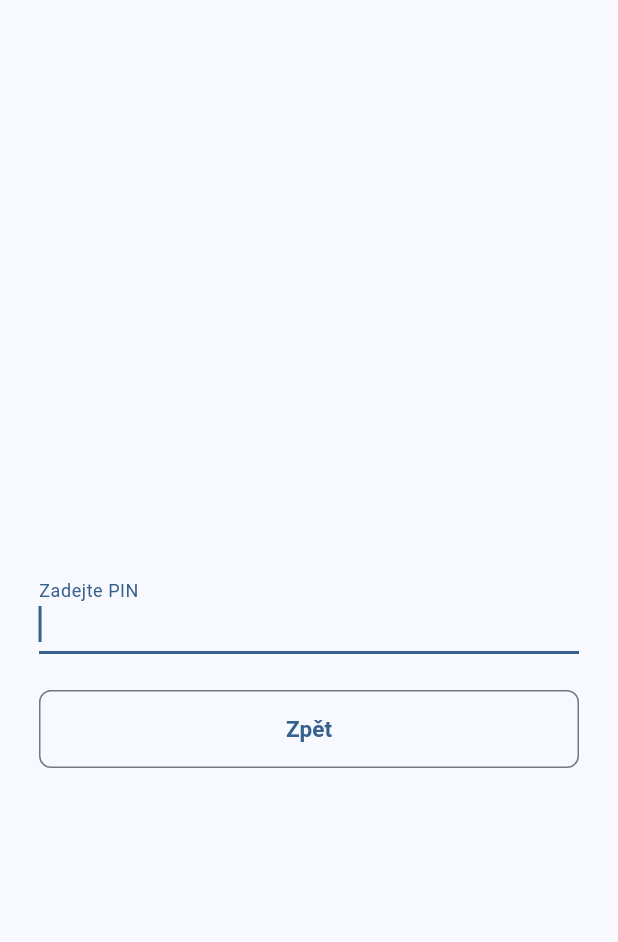
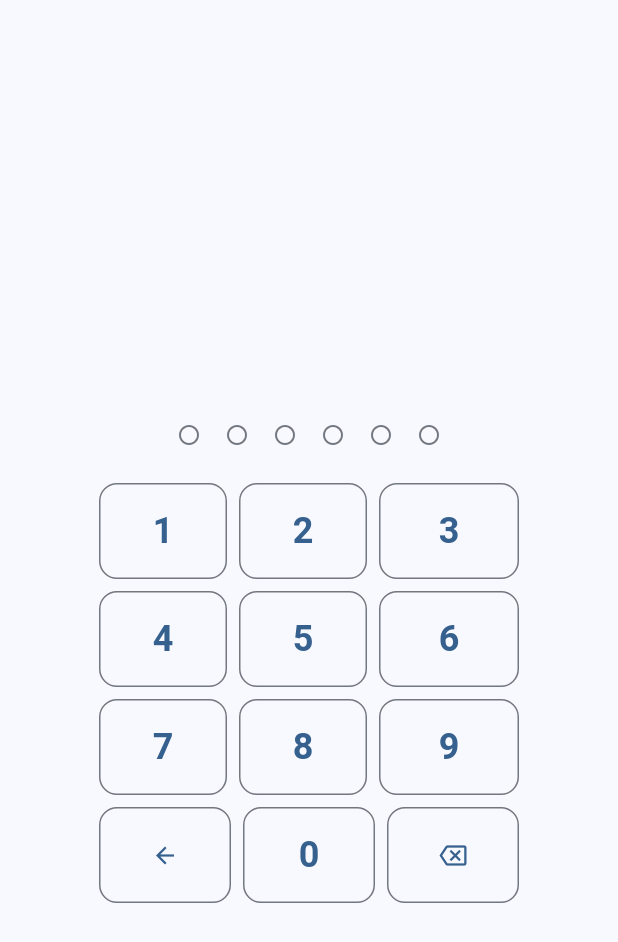
Before and after one commit to Tomakas/deskpos, a Flutter app: the ScreenLogin screen opened by its route, on a phone screen of 412 x 824 dp. Shown: the top 942 px of the screen. Run offline on Flutter 3.47's test engine with Material 3 defaults, Android fonts, the phone set to English and light mode, and no system bars; our stand-ins replace drift, flutter_riverpod, freezed_annotation, go_router; accounts and stored records are empty; generated files the repository leaves out were written again.

Commit message:
feat: add touch numpad with PIN dots to login screen

```diff
--- a/lib/features/auth/screens/screen_login.dart
+++ b/lib/features/auth/screens/screen_login.dart
@@ -1,7 +1,6 @@
 import 'dart:async';
 
 import 'package:flutter/material.dart';
-import 'package:flutter/services.dart';
 import 'package:flutter_riverpod/flutter_riverpod.dart';
 import 'package:go_router/go_router.dart';
 
@@ -104,7 +103,21 @@ class _ScreenLoginState extends ConsumerState<ScreenLogin> {
     );
   }
 
+  void _numpadTap(String digit) {
+    if (_pinCtrl.text.length >= 6 || _lockSeconds != null) return;
+    _pinCtrl.text += digit;
+    _onPinChanged();
+  }
+
+  void _numpadBackspace() {
+    if (_pinCtrl.text.isEmpty) return;
+    _pinCtrl.text = _pinCtrl.text.substring(0, _pinCtrl.text.length - 1);
+    setState(() => _error = null);
+  }
+
   Widget _buildPinEntry(dynamic l) {
+    final pinLength = _pinCtrl.text.length;
+
     return Column(
       mainAxisSize: MainAxisSize.min,
       children: [
@@ -112,39 +125,99 @@ class _ScreenLoginState extends ConsumerState<ScreenLogin> {
           _selectedUser!.fullName,
           style: Theme.of(context).textTheme.headlineMedium,
         ),
-        const SizedBox(height: 32),
-        TextField(
-          controller: _pinCtrl,
-          decoration: InputDecoration(
-            labelText: l.loginPinLabel,
-            errorText: _lockSeconds != null
-                ? l.loginLockedOut(_lockSeconds!)
-                : _error,
+        const SizedBox(height: 24),
+        // PIN dots
+        Row(
+          mainAxisAlignment: MainAxisAlignment.center,
+          children: List.generate(6, (i) => Padding(
+            padding: const EdgeInsets.symmetric(horizontal: 8),
+            child: Icon(
+              i < pinLength ? Icons.circle : Icons.circle_outlined,
+              size: 16,
+              color: i < pinLength
+                  ? Theme.of(context).colorScheme.primary
+                  : Theme.of(context).colorScheme.outline,
+            ),
+          )),
+        ),
+        const SizedBox(height: 8),
+        // Error / lockout text
+        if (_lockSeconds != null)
+          Text(
+            l.loginLockedOut(_lockSeconds!),
+            style: TextStyle(color: Theme.of(context).colorScheme.error, fontSize: 13),
+          )
+        else if (_error != null)
+          Text(
+            _error!,
+            style: TextStyle(color: Theme.of(context).colorScheme.error, fontSize: 13),
           ),
-          obscureText: true,
-          keyboardType: TextInputType.number,
-          inputFormatters: [
-            FilteringTextInputFormatter.digitsOnly,
-            LengthLimitingTextInputFormatter(6),
-          ],
-          enabled: _lockSeconds == null,
-          onChanged: (_) => _onPinChanged(),
-          autofocus: true,
-        ),
-        const SizedBox(height: 24),
+        const SizedBox(height: 16),
+        // Numpad
         SizedBox(
-          width: double.infinity,
-          height: 52,
-          child: OutlinedButton(
-            onPressed: () => setState(() {
-              _selectedUser = null;
-              _error = null;
-              _pinCtrl.clear();
-            }),
-            child: Text(l.wizardBack),
+          width: 280,
+          child: Column(
+            children: [
+              _numpadRow(['1', '2', '3']),
+              const SizedBox(height: 8),
+              _numpadRow(['4', '5', '6']),
+              const SizedBox(height: 8),
+              _numpadRow(['7', '8', '9']),
+              const SizedBox(height: 8),
+              Row(
+                children: [
+                  _numpadButton(
+                    child: const Icon(Icons.arrow_back),
+                    onTap: () => setState(() {
+                      _selectedUser = null;
+                      _error = null;
+                      _pinCtrl.clear();
+                    }),
+                  ),
+                  const SizedBox(width: 8),
+                  _numpadButton(child: const Text('0', style: TextStyle(fontSize: 24)), onTap: () => _numpadTap('0')),
+                  const SizedBox(width: 8),
+                  _numpadButton(
+                    child: const Icon(Icons.backspace_outlined),
+                    onTap: _numpadBackspace,
+                  ),
+                ],
+              ),
+            ],
           ),
         ),
       ],
+    );
+  }
+
+  Widget _numpadRow(List<String> digits) {
+    return Row(
+      children: digits.asMap().entries.map((e) {
+        final widget = _numpadButton(
+          child: Text(e.value, style: const TextStyle(fontSize: 24)),
+          onTap: () => _numpadTap(e.value),
+        );
+        if (e.key < digits.length - 1) {
+          return Expanded(child: Padding(padding: const EdgeInsets.only(right: 8), child: widget));
+        }
+        return Expanded(child: widget);
+      }).toList(),
+    );
+  }
+
+  Widget _numpadButton({required Widget child, required VoidCallback onTap}) {
+    return Expanded(
+      child: SizedBox(
+        height: 64,
+        child: OutlinedButton(
+          onPressed: _lockSeconds != null ? null : onTap,
+          style: OutlinedButton.styleFrom(
+            shape: RoundedRectangleBorder(borderRadius: BorderRadius.circular(12)),
+            padding: EdgeInsets.zero,
+          ),
+          child: child,
+        ),
+      ),
     );
   }
 
```
Also changed, not shown: 1 other file.
